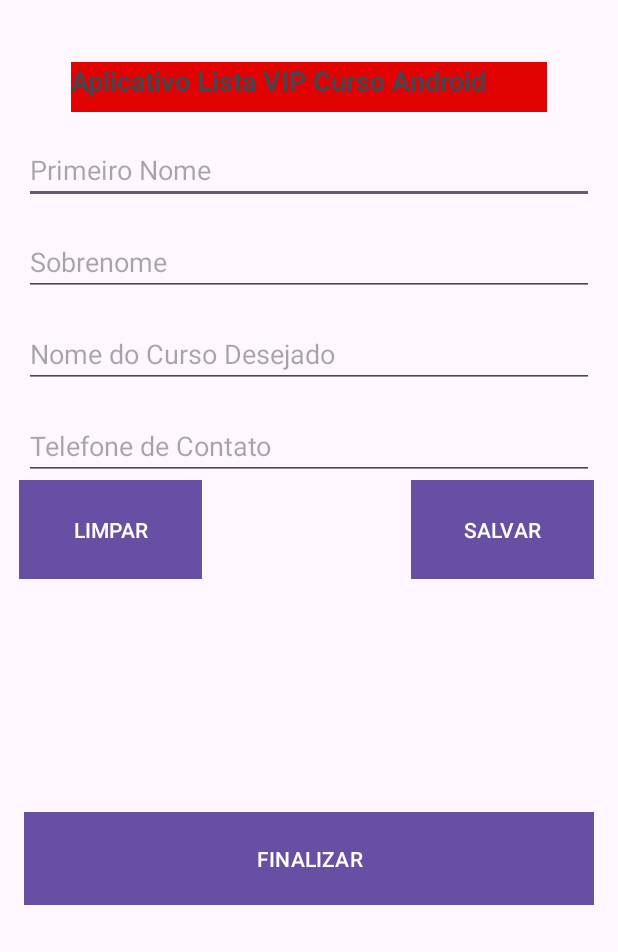
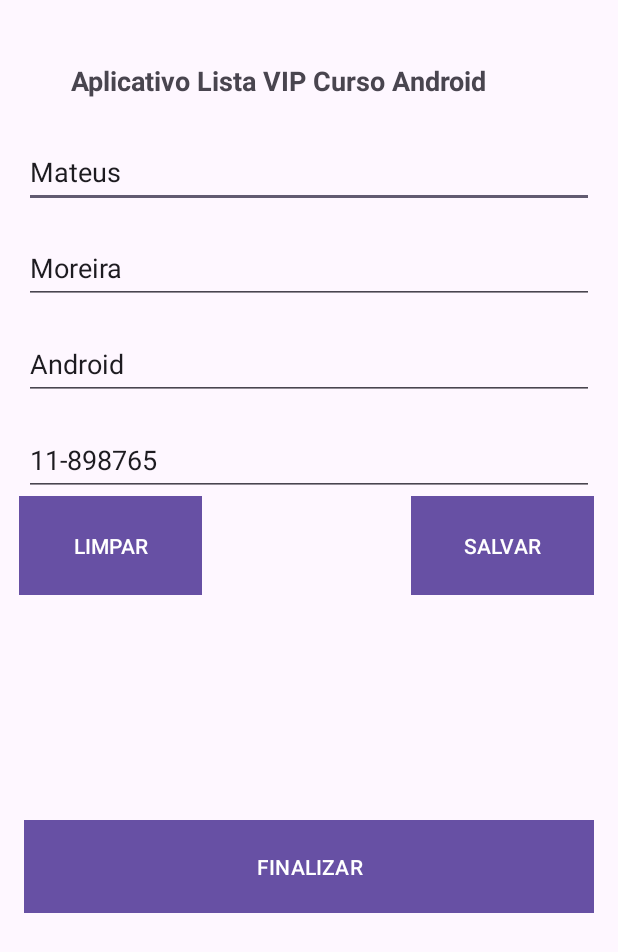
Before and after one commit to MateusMoreira98/CursoDesenvolvimentoAndroid2023, an Android app: the screen it shows after launch (MainActivity), on a phone screen of 412 x 824 dp. Shown: the top 952 px of the screen. Run offline under Robolectric (Android 15) with nearby library versions, the phone set to English and light mode, and no system bars.

Commit message:
Customização Layout

```diff
--- a/AppListaCurso/app/src/main/java/devandroid/moreira/applistacurso/view/MainActivity.java
+++ b/AppListaCurso/app/src/main/java/devandroid/moreira/applistacurso/view/MainActivity.java
@@ -32,13 +32,13 @@ public class MainActivity extends AppCompatActivity {
         setContentView(R.layout.activity_main);
 
      pessoa = new Pessoa();
-     //pessoa.setPrimeiroNome("Mateus");
-     //pessoa.setSobreNome("Moreira");
-     //pessoa.setCursoDesejado("Android");
-     //pessoa.setTelefoneContato("11-898765");
+     pessoa.setPrimeiroNome("Mateus");
+     pessoa.setSobreNome("Moreira");
+     pessoa.setCursoDesejado("Android");
+     pessoa.setTelefoneContato("11-898765");
 
 
-    editPrimeiroNome = findViewById(R.id.editPrimeiroNome);
+    editPrimeiroNome = findViewById(R.id.editprimeiroNome);
     editSobreNomeAluno = findViewById(R.id.editSobreNomeAluno);
     editNomeCurso = findViewById(R.id.editNomeCurso);
     editTelefoneContato = findViewById(R.id.editTelefoneContato);
@@ -47,10 +47,10 @@ public class MainActivity extends AppCompatActivity {
     btnSalvar = findViewById(R.id.btnSalvar);
     btnFinalizar = findViewById(R.id.btnFinalizar);
 
-    editPrimeiroNome.setText(pessoa.getPrimeiroNome());
-    editSobreNomeAluno.setText(pessoa.getSobreNome());
-    editNomeCurso.setText(pessoa.getCursoDesejado());
-    editTelefoneContato.setText(pessoa.getTelefoneContato());
+     editPrimeiroNome.setText(pessoa.getPrimeiroNome());
+     editSobreNomeAluno.setText(pessoa.getSobreNome());
+     editNomeCurso.setText(pessoa.getCursoDesejado());
+     editTelefoneContato.setText(pessoa.getTelefoneContato());
 
     // funcionamento dos botões
     btnLimpar.setOnClickListener(new View.OnClickListener() {
--- a/AppListaCurso/app/src/main/res/layout/activity_main.xml
+++ b/AppListaCurso/app/src/main/res/layout/activity_main.xml
@@ -8,11 +8,10 @@
 
 
     <TextView android:id="@+id/textTituloApp"
-        android:background="@color/vermelho"
         android:layout_width="317dp"
         android:layout_height="33dp"
-        android:text="Aplicativo Lista VIP Curso Android"
-        android:textSize="18dp"
+        android:text="@string/txt_titulo"
+        android:textSize="18sp"
         android:textStyle="bold"
         app:layout_constraintBottom_toBottomOf="parent"
         app:layout_constraintEnd_toEndOf="parent"
@@ -21,60 +20,64 @@
         app:layout_constraintTop_toTopOf="parent"
         app:layout_constraintVertical_bias="0.052" />
 
-    <EditText android:id="@+id/editPrimeiroNome"
+    <EditText android:id="@+id/editprimeiroNome"
         android:layout_width="match_parent"
-        android:layout_height="wrap_content"
+        android:layout_height="48dp"
         android:layout_margin="16dp"
         android:layout_marginTop="48dp"
         android:ems="10"
-        android:hint="Primeiro Nome"
+        android:hint="@string/txt_hint_edit_primeiro_nome"
         android:inputType="text"
         app:layout_constraintEnd_toEndOf="parent"
         app:layout_constraintStart_toStartOf="parent"
-        app:layout_constraintTop_toBottomOf="@+id/textTituloApp" />
+        app:layout_constraintTop_toBottomOf="@+id/textTituloApp"
+        android:importantForAutofill="no" />
 
     <EditText android:id="@+id/editSobreNomeAluno"
         android:layout_width="match_parent"
-        android:layout_height="wrap_content"
+        android:layout_height="48dp"
         android:layout_margin="16dp"
         android:layout_marginTop="16dp"
         android:ems="10"
-        android:hint="Sobrenome"
+        android:hint="@string/txt_hint_edit_sobrenome"
         android:inputType="text"
         app:layout_constraintEnd_toEndOf="parent"
         app:layout_constraintStart_toStartOf="parent"
-        app:layout_constraintTop_toBottomOf="@+id/editPrimeiroNome" />
+        app:layout_constraintTop_toBottomOf="@+id/editprimeiroNome"
+        android:importantForAutofill="no" />
 
     <EditText android:id="@+id/editNomeCurso"
         android:layout_width="match_parent"
-        android:layout_height="wrap_content"
+        android:layout_height="48dp"
         android:layout_margin="16dp"
         android:layout_marginStart="16dp"
         android:layout_marginTop="16dp"
         android:ems="10"
-        android:hint="Nome do Curso Desejado"
+        android:hint="@string/txt_hint_edit_nome_do_curso"
         android:inputType="text"
         app:layout_constraintStart_toStartOf="parent"
-        app:layout_constraintTop_toBottomOf="@+id/editSobreNomeAluno" />
+        app:layout_constraintTop_toBottomOf="@+id/editSobreNomeAluno"
+        android:importantForAutofill="no" />
 
     <EditText android:id="@+id/editTelefoneContato"
         android:layout_width="match_parent"
-        android:layout_height="wrap_content"
+        android:layout_height="48dp"
         android:layout_margin="16dp"
         android:layout_marginTop="16dp"
         android:ems="10"
-        android:hint="Telefone de Contato"
+        android:hint="@string/txt_hint_edit_telefone_de_contato"
         android:inputType="text"
         app:layout_constraintEnd_toEndOf="parent"
         app:layout_constraintStart_toStartOf="parent"
-        app:layout_constraintTop_toBottomOf="@+id/editNomeCurso" />
+        app:layout_constraintTop_toBottomOf="@+id/editNomeCurso"
+        android:importantForAutofill="no" />
 
     <Button android:id="@+id/btnLimpar"
         android:layout_width="122dp"
         android:layout_height="66dp"
         android:layout_marginBottom="48dp"
         android:background="@color/corBotoes"
-        android:text="LIMPAR"
+        android:text="@string/txt_button_limpar"
         app:layout_constraintBottom_toTopOf="@+id/button3"
         app:layout_constraintEnd_toStartOf="@+id/btnSalvar"
         app:layout_constraintHorizontal_bias="0.085"
@@ -88,18 +91,19 @@
         android:layout_marginEnd="16dp"
         android:layout_marginBottom="48dp"
         android:background="@color/corBotoes"
-        android:text="SALVAR"
+        android:text="@string/txt_button_salvar"
         app:layout_constraintBottom_toTopOf="@+id/button3"
         app:layout_constraintEnd_toEndOf="parent"
         app:layout_constraintTop_toBottomOf="@+id/editTelefoneContato"
-        app:layout_constraintVertical_bias="1.0" />
+        app:layout_constraintVertical_bias="1.0"
+        tools:ignore="UnknownId" />
 
     <Button android:id="@+id/btnFinalizar"
         android:layout_width="match_parent"
         android:layout_height="62dp"
         android:layout_margin="16dp"
         android:background="@color/corBotoes"
-        android:text="FINALIZAR"
+        android:text="@string/txt_button_finalizar"
         app:layout_constraintBottom_toBottomOf="parent"
         app:layout_constraintEnd_toEndOf="parent"
         app:layout_constraintStart_toStartOf="parent"
--- a/AppListaCurso/app/src/main/res/values/strings.xml
+++ b/AppListaCurso/app/src/main/res/values/strings.xml
@@ -1,3 +1,11 @@
 <resources>
     <string name="app_name">AppListaCurso</string>
+    <string name="txt_titulo">Aplicativo Lista VIP Curso Android</string>
+    <string name="txt_hint_edit_primeiro_nome">Primeiro Nome</string>
+    <string name="txt_hint_edit_sobrenome">Sobrenome</string>
+    <string name="txt_hint_edit_nome_do_curso">Nome do Curso Desejado</string>
+    <string name="txt_hint_edit_telefone_de_contato">Telefone de Contato</string>
+    <string name="txt_button_salvar">SALVAR</string>
+    <string name="txt_button_finalizar">FINALIZAR</string>
+    <string name="txt_button_limpar">LIMPAR</string>
 </resources>
```
